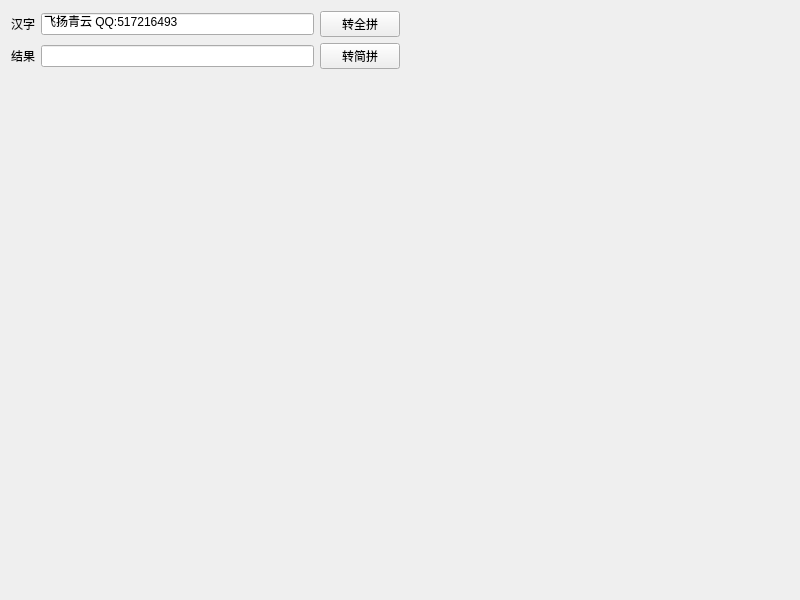
The window that control/zhtopy/frmzhtopy.ui (feiyangqingyun/QWidgetDemo) describes before a commit, drawn with Qt 5.
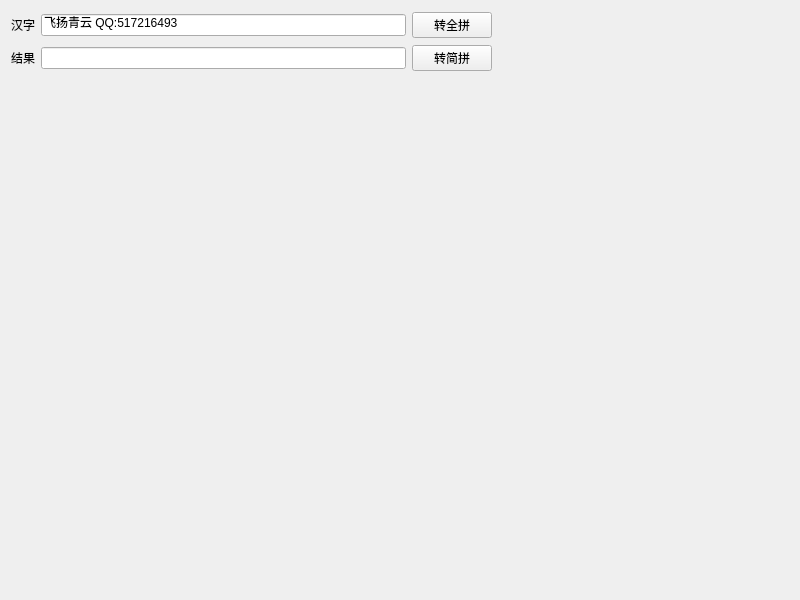
The same window after the commit.

Patch:
```diff
--- a/control/zhtopy/frmzhtopy.ui
+++ b/control/zhtopy/frmzhtopy.ui
@@ -13,9 +13,15 @@
   <property name="windowTitle">
    <string>Form</string>
   </property>
-  <layout class="QGridLayout" name="gridLayout_2">
-   <item row="0" column="0">
     <widget class="QWidget" name="widget" native="true">
+   <property name="geometry">
+    <rect>
+     <x>11</x>
+     <y>11</y>
+     <width>481</width>
+     <height>63</height>
+    </rect>
+   </property>
      <layout class="QGridLayout" name="gridLayout">
       <property name="leftMargin">
        <number>0</number>
@@ -69,34 +75,6 @@
       </item>
      </layout>
     </widget>
-   </item>
-   <item row="0" column="1">
-    <spacer name="horizontalSpacer">
-     <property name="orientation">
-      <enum>Qt::Horizontal</enum>
-     </property>
-     <property name="sizeHint" stdset="0">
-      <size>
-       <width>59</width>
-       <height>20</height>
-      </size>
-     </property>
-    </spacer>
-   </item>
-   <item row="1" column="0">
-    <spacer name="verticalSpacer">
-     <property name="orientation">
-      <enum>Qt::Vertical</enum>
-     </property>
-     <property name="sizeHint" stdset="0">
-      <size>
-       <width>20</width>
-       <height>203</height>
-      </size>
-     </property>
-    </spacer>
-   </item>
-  </layout>
  </widget>
  <resources/>
  <connections/>
```
Lines whose indentation alone changed are shown as unchanged.
